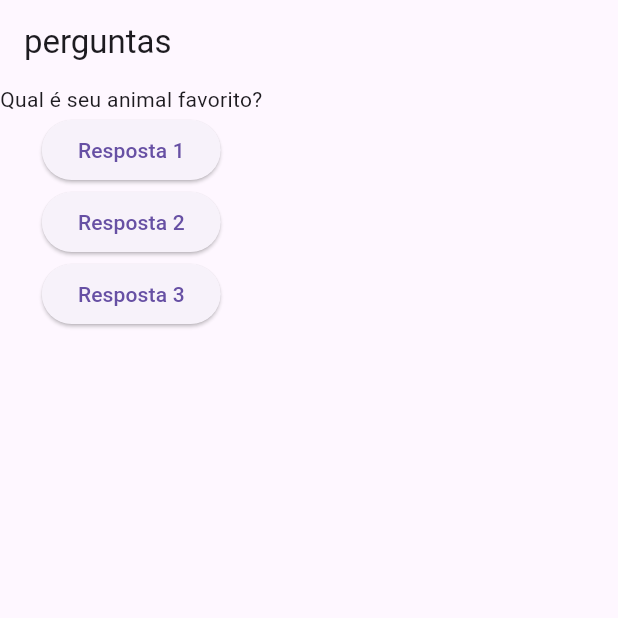
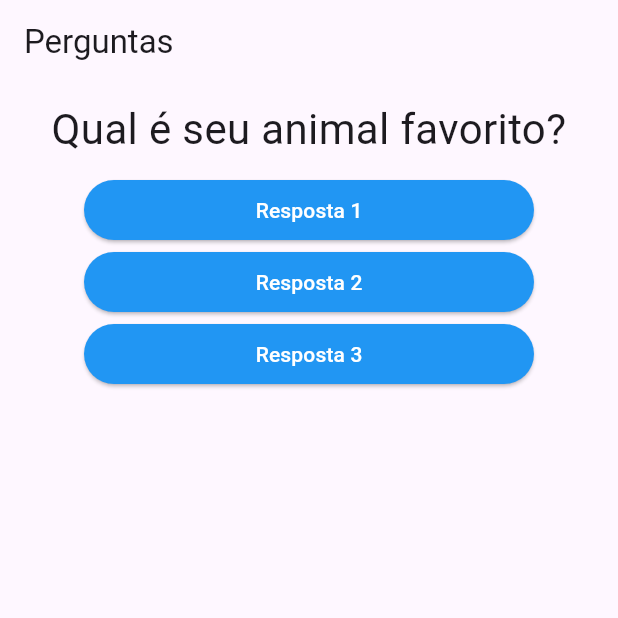
Before and after one commit to danillohss/projeto_perguntas, a Flutter app: the screen it shows after launch, after a tap on "Resposta 1", on a phone screen of 412 x 824 dp, the top half of it. Run offline on Flutter 3.47's test engine with Material 3 defaults, Android fonts, the phone set to English and light mode, and no system bars.

Commit message:
Trabalhando com componentes em flutter

```diff
--- a/lib/main.dart
+++ b/lib/main.dart
@@ -1,13 +1,19 @@
 import 'package:flutter/material.dart';
+import './questao.dart';
+import './resposta.dart';
 
-main() => runApp(PerguntaApp());
+void main() => runApp(PerguntaApp());
 
 class PerguntaAppState extends State<PerguntaApp> {
   var perguntaSelecionada = 0;
+  var opcao = 0;
 
-  void responder() {
+  void _responder() {
     setState(() {
+      if (perguntaSelecionada < 1) {
         perguntaSelecionada++;
+        opcao++;
+      }
     });
     print('Resposta aceita');
   }
@@ -18,21 +24,23 @@ class PerguntaAppState extends State<PerguntaApp> {
     return MaterialApp(
       home: Scaffold(
         appBar: AppBar(
-            title: Text('perguntas'),
+          title: Text('Perguntas'),
         ),
         body: Column(
           children: [
-              Text(perguntas[perguntaSelecionada]),
-              ElevatedButton(onPressed: responder, child: Text('Resposta 1')),
-              ElevatedButton(onPressed: responder, child: Text('Resposta 2')),
-              ElevatedButton(onPressed: responder, child: Text('Resposta 3')),
+            Questao(perguntas[perguntaSelecionada]),
+            Respostas('Resposta 1', _responder),
+            Respostas('Resposta 2', _responder),
+            Respostas('Resposta 3', _responder),
           ],
-          )),
+        ),
+      ),
     );
   }
 }
 
 class PerguntaApp extends StatefulWidget {
+  @override
   PerguntaAppState createState() {
     return PerguntaAppState();
   }
--- /dev/null
+++ b/lib/questao.dart
@@ -0,0 +1,20 @@
+import 'package:flutter/material.dart';
+
+class Questao extends StatelessWidget {
+  final String texto;
+
+  Questao(this.texto);
+
+  @override
+  Widget build(BuildContext context) {
+    return Container(
+      width: double.infinity,
+      margin: EdgeInsets.all(10),
+      child: Text(
+        texto,
+        style: TextStyle(fontSize: 28),
+        textAlign: TextAlign.center,
+      ),
+    );
+  }
+}
--- /dev/null
+++ b/lib/resposta.dart
@@ -0,0 +1,22 @@
+import 'package:flutter/material.dart';
+
+class Respostas extends StatelessWidget {
+  final String resposta;
+  final void Function() quandoSelecionado;
+
+  Respostas(this.resposta, this.quandoSelecionado);
+
+  @override
+  Widget build(BuildContext context) {
+    return Container(
+        width: 300,
+        child: ElevatedButton(
+          style: ElevatedButton.styleFrom(
+            backgroundColor: Colors.blue,
+            foregroundColor: Colors.white,
+          ),
+          onPressed: quandoSelecionado,
+          child: Text(resposta),
+        ));
+  }
+}
```
Lines whose indentation alone changed are shown as unchanged.
